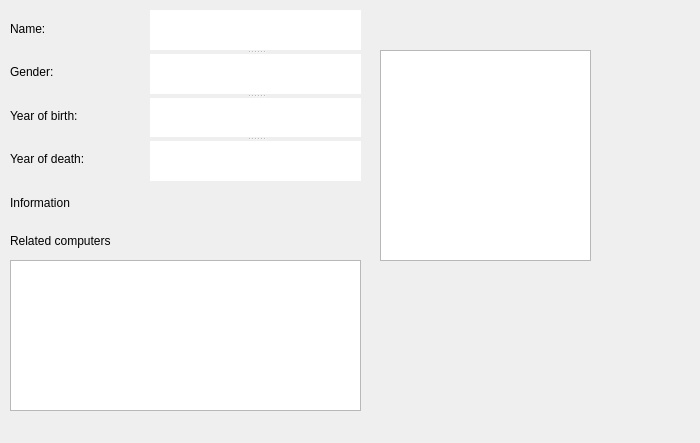
Old version of the form scientistinfodialog.ui in the repository hermanno16/vika333.
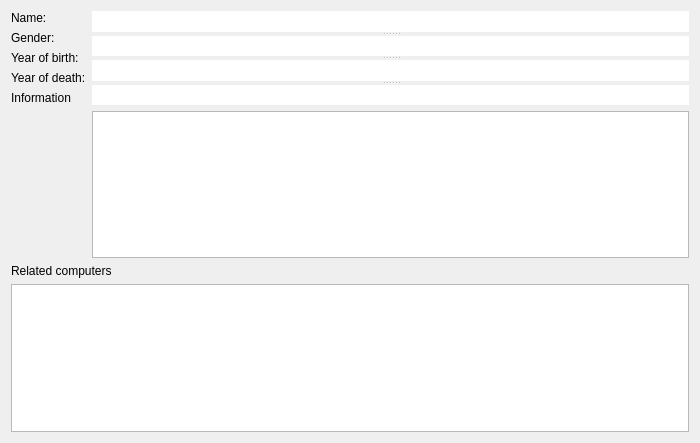
New version of the form.

```diff
--- a/scientistinfodialog.ui
+++ b/scientistinfodialog.ui
@@ -13,71 +13,8 @@
   <property name="windowTitle">
    <string>Info about scientist</string>
   </property>
-  <widget class="QLabel" name="label_6">
-   <property name="geometry">
-    <rect>
-     <x>10</x>
-     <y>230</y>
-     <width>261</width>
-     <height>21</height>
-    </rect>
-   </property>
-   <property name="text">
-    <string>Related computers</string>
-   </property>
-  </widget>
-  <widget class="QTableWidget" name="info_related_computers">
-   <property name="geometry">
-    <rect>
-     <x>10</x>
-     <y>260</y>
-     <width>351</width>
-     <height>151</height>
-    </rect>
-   </property>
-   <attribute name="horizontalHeaderVisible">
-    <bool>false</bool>
-   </attribute>
-   <attribute name="horizontalHeaderDefaultSectionSize">
-    <number>350</number>
-   </attribute>
-   <attribute name="verticalHeaderVisible">
-    <bool>false</bool>
-   </attribute>
-   <attribute name="verticalHeaderDefaultSectionSize">
-    <number>28</number>
-   </attribute>
-   <column>
-    <property name="text">
-     <string>Name</string>
-    </property>
-   </column>
-  </widget>
-  <widget class="QTextEdit" name="info_scientist_info">
-   <property name="geometry">
-    <rect>
-     <x>380</x>
-     <y>50</y>
-     <width>211</width>
-     <height>211</height>
-    </rect>
-   </property>
-   <property name="acceptRichText">
-    <bool>false</bool>
-   </property>
-   <property name="textInteractionFlags">
-    <set>Qt::TextSelectableByMouse</set>
-   </property>
-  </widget>
-  <widget class="QWidget" name="layoutWidget">
-   <property name="geometry">
-    <rect>
-     <x>10</x>
-     <y>10</y>
-     <width>141</width>
-     <height>211</height>
-    </rect>
-   </property>
+  <layout class="QFormLayout" name="formLayout">
+   <item row="0" column="0">
    <layout class="QVBoxLayout" name="verticalLayout_2">
     <item>
      <widget class="QLabel" name="label">
@@ -115,16 +52,9 @@
      </widget>
     </item>
    </layout>
-  </widget>
+   </item>
+   <item row="0" column="1">
   <widget class="QSplitter" name="splitter">
-   <property name="geometry">
-    <rect>
-     <x>150</x>
-     <y>10</y>
-     <width>211</width>
-     <height>171</height>
-    </rect>
-   </property>
    <property name="orientation">
     <enum>Qt::Vertical</enum>
    </property>
@@ -173,6 +103,46 @@
     </property>
    </widget>
   </widget>
+   </item>
+   <item row="1" column="1">
+    <widget class="QTextEdit" name="info_scientist_info">
+     <property name="acceptRichText">
+      <bool>false</bool>
+     </property>
+     <property name="textInteractionFlags">
+      <set>Qt::TextSelectableByMouse</set>
+     </property>
+    </widget>
+   </item>
+   <item row="2" column="0" colspan="2">
+    <widget class="QLabel" name="label_6">
+     <property name="text">
+      <string>Related computers</string>
+     </property>
+    </widget>
+   </item>
+   <item row="4" column="0" colspan="2">
+    <widget class="QTableWidget" name="info_related_computers">
+     <attribute name="horizontalHeaderVisible">
+      <bool>false</bool>
+     </attribute>
+     <attribute name="horizontalHeaderDefaultSectionSize">
+      <number>350</number>
+     </attribute>
+     <attribute name="verticalHeaderVisible">
+      <bool>false</bool>
+     </attribute>
+     <attribute name="verticalHeaderDefaultSectionSize">
+      <number>28</number>
+     </attribute>
+     <column>
+      <property name="text">
+       <string>Name</string>
+      </property>
+     </column>
+    </widget>
+   </item>
+  </layout>
  </widget>
  <tabstops>
   <tabstop>info_display_name</tabstop>
```
Left out of the diff: 2 changed lines with no effect on the pictures. Lines whose indentation alone changed are shown as unchanged.
